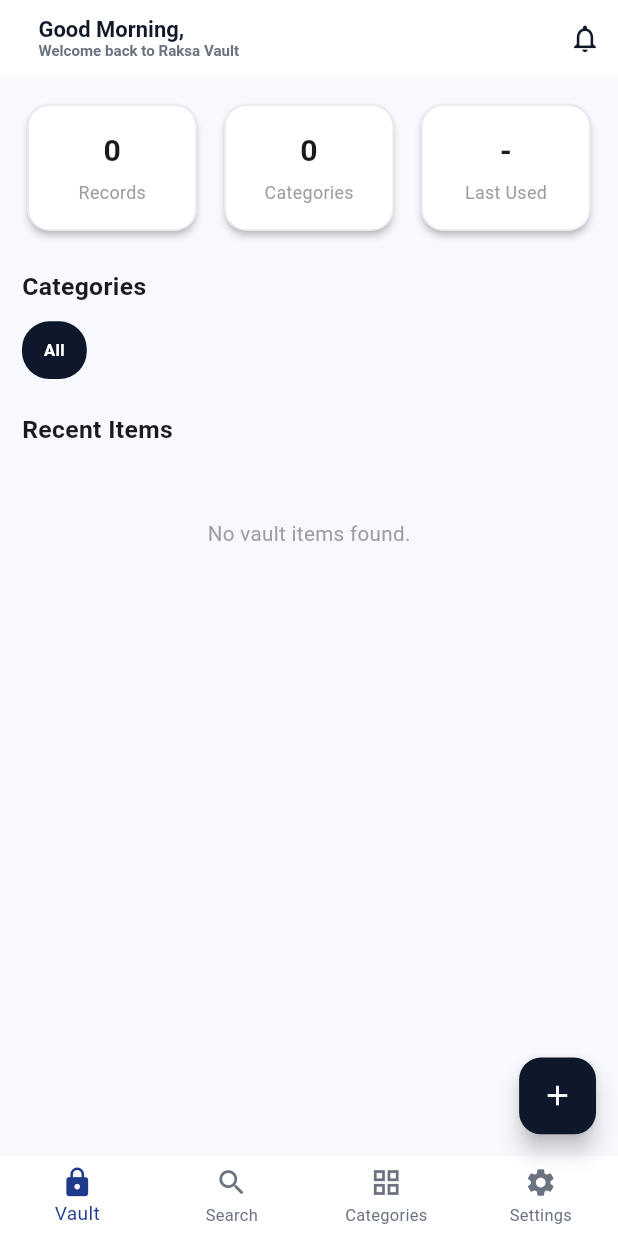
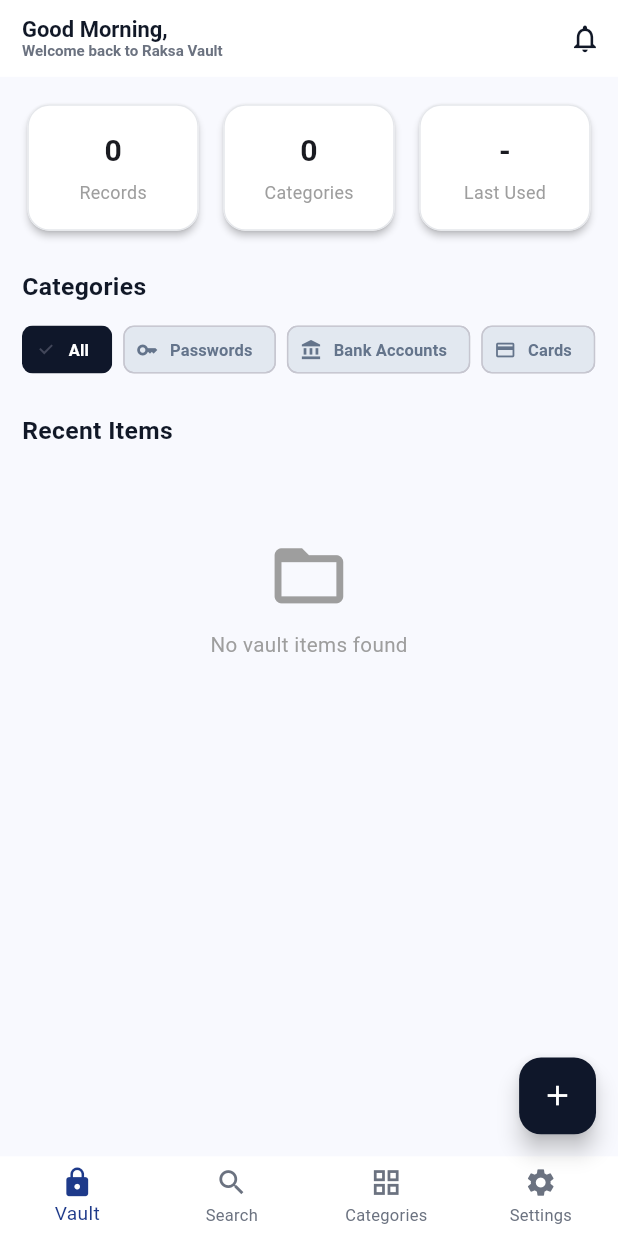
Before and after one commit to hornsovisal/raksa_vault, a Flutter app: the VaultDashboardScreen screen opened directly with empty values, on a phone screen of 412 x 824 dp. Run offline on Flutter 3.47's test engine with Material 3 defaults, Android fonts, the phone set to English and light mode, and no system bars; our stand-ins replace drift, firebase_auth, firebase_core, flutter_secure_storage, local_auth, responsive_framework; missing offline and left inert: local_auth_android, local_auth_darwin; accounts and stored records are empty; generated files the repository leaves out were written again.

Commit message:
change valut

```diff
--- a/lib/ui/screens/vault_dashboard_screen.dart
+++ b/lib/ui/screens/vault_dashboard_screen.dart
@@ -3,6 +3,7 @@
 import 'package:raksa_vault/ui/screens/record_detail_screen.dart';
 import 'package:raksa_vault/ui/theme/app_theme.dart';
 import 'package:raksa_vault/ui/widgets/custom_bottom_nav.dart';
+import 'package:raksa_vault/ui/widgets/vault_tile.dart';
 
 import '../../data/database/app_database.dart';
 import '../../data/repositories/vault_repository.dart';
@@ -20,65 +21,142 @@
   });
 
   @override
-  State<VaultDashboardScreen> createState() => _VaultDashboardScreenState();
+  State<VaultDashboardScreen> createState() {
+    return VaultDashboardScreenState();
+  }
 }
 
-class _VaultDashboardScreenState extends State<VaultDashboardScreen> {
-  late Future<List<VaultItem>> _vaultItems;
-  int _selectedIndex = 0;
-  String _selectedCategory = "All";
+class VaultDashboardScreenState extends State<VaultDashboardScreen> {
+  // future use for get all vault item
+  late Future<List<VaultItem>> vaultItems;
 
-  final FirebaseAuthService _authService = FirebaseAuthService();
+  // null mean user select all category
+  RecordCategory? selectedCategory;
+
+  // use for bottom nav current index
+  int selectedIndex = 0;
+
+  // firebase auth use to get current user
+  final FirebaseAuthService authService = FirebaseAuthService();
 
   @override
   void initState() {
     super.initState();
-    _loadVaultItems();
+
+    // load all record when dashbord open
+    loadVaultItems();
   }
 
-  void _loadVaultItems() {
-    _vaultItems = widget.repository.getAllItems(widget.userId);
+  // get all item from database
+  void loadVaultItems() {
+    vaultItems = widget.repository.getAllItems(widget.userId);
   }
 
-  Future<void> _refresh() async {
+  // refresh item after add edit or delet
+  Future<void> refreshItems() async {
     setState(() {
-      _loadVaultItems();
+      loadVaultItems();
     });
+
+    await vaultItems;
   }
 
-  IconData _getCategoryIcon(String category) {
-    switch (category.toLowerCase()) {
-      case "login":
-        return Icons.login;
-      case "card":
+  // convert category db value to enum
+  RecordCategory? getRecordCategory(String dbValue) {
+    for (final category in RecordCategory.values) {
+      if (category.dbValue == dbValue) {
+        return category;
+      }
+    }
+
+    // return null if category not found
+    return null;
+  }
+
+  // get icon base on enum category
+  IconData getCategoryIcon(RecordCategory? category) {
+    switch (category) {
+      case RecordCategory.passwords:
+        return Icons.key;
+
+      case RecordCategory.bankAccounts:
+        return Icons.account_balance;
+
+      case RecordCategory.cards:
         return Icons.credit_card;
-      case "note":
-        return Icons.note;
-      case "identity":
-        return Icons.person;
-      default:
+
+      case null:
         return Icons.lock;
     }
   }
 
+  // get category nice name for show in ui
+  String getCategoryDisplayName(String dbValue) {
+    final category = getRecordCategory(dbValue);
+
+    // if category found show display name
+    // if not found show old db value
+    return category?.displayName ?? dbValue;
+  }
+
+  // find latest record update time
+  String getLastUpdated(List<VaultItem> items) {
+    // no item mean no update time
+    if (items.isEmpty) {
+      return '-';
+    }
+
+    // copy list so we dont change orginal list
+    final sortedItems = List<VaultItem>.from(items);
+
+    // sort newest item to first
+    sortedItems.sort((first, second) {
+      return second.updatedAt.compareTo(first.updatedAt);
+    });
+
+    final latestDate = sortedItems.first.updatedAt;
+    final difference = DateTime.now().difference(latestDate);
+
+    // update less than 1 minute
+    if (difference.inMinutes < 1) {
+      return 'Now';
+    }
+
+    // update less than 1 hour
+    if (difference.inMinutes < 60) {
+      return '${difference.inMinutes}m';
+    }
+
+    // update less than 1 day
+    if (difference.inHours < 24) {
+      return '${difference.inHours}h';
+    }
+
+    // update more than 1 day
+    return '${difference.inDays}d';
+  }
+
   @override
   Widget build(BuildContext context) {
-    final user = _authService.currentUser;
+    // get current login user
+    final user = authService.currentUser;
+
+    // use User if full name not found
+    final userName = user?.fullName ?? 'User';
 
     return Scaffold(
       backgroundColor: const Color(0xFFF8F9FE),
+
+      // top app bar
       appBar: AppBar(
+        automaticallyImplyLeading: false,
         backgroundColor: Colors.white,
         elevation: 0,
-        automaticallyImplyLeading: false, // Removes the back button
-        title: Row(
-          children: [
-            const SizedBox(width: 12),
-            Column(
+        title: Column(
           crossAxisAlignment: CrossAxisAlignment.start,
           children: [
             Text(
-                  "Good Morning, ${user?.fullName}", // Dynamic Greeting
+              'Good Morning, $userName',
               style: const TextStyle(
                 color: AppColors.textDark,
                 fontSize: 16,
@@ -86,271 +164,302 @@
               ),
             ),
             const Text(
-                  "Welcome back to Raksa Vault",
+              'Welcome back to Raksa Vault',
               style: TextStyle(color: AppColors.textMuted, fontSize: 11),
-                ),
-              ],
             ),
           ],
         ),
         actions: [
           IconButton(
+            onPressed: () {
+              // notifcation action later
+            },
             icon: const Icon(
               Icons.notifications_none,
               color: AppColors.textDark,
             ),
-            onPressed: () {},
           ),
         ],
       ),
+
+      // wait database item load
       body: FutureBuilder<List<VaultItem>>(
-        future: _vaultItems,
+        future: vaultItems,
         builder: (context, snapshot) {
+          // show loading while wait data
           if (snapshot.connectionState == ConnectionState.waiting) {
             return const Center(child: CircularProgressIndicator());
           }
 
+          // show error if load item fail
           if (snapshot.hasError) {
-            return Center(child: Text(snapshot.error.toString()));
+            return Center(
+              child: Text(
+                'Error: ${snapshot.error}',
+                textAlign: TextAlign.center,
+              ),
+            );
           }
 
+          // get item or empty list
           final items = snapshot.data ?? [];
 
-          // Calculate Statistics
+          // count total record
           final totalRecords = items.length;
-          final totalCategories = items.map((e) => e.category).toSet().length;
-          String lastUpdated = "-";
 
-          if (items.isNotEmpty) {
-            final latest = items.first;
-            final diff = DateTime.now().difference(latest.updatedAt);
+          // count category that have record
+          final totalCategories = items
+              .map((item) {
+                return getRecordCategory(item.category);
+              })
+              .whereType<RecordCategory>()
+              .toSet()
+              .length;
 
-            if (diff.inMinutes < 60) {
-              lastUpdated = "${diff.inMinutes}m";
-            } else if (diff.inHours < 24) {
-              lastUpdated = "${diff.inHours}h";
+          // get latest update time
+          final lastUpdated = getLastUpdated(items);
+
+          // item after category filter
+          final List<VaultItem> filteredItems;
+
+          // null mean show all record
+          if (selectedCategory == null) {
+            filteredItems = items;
           } else {
-              lastUpdated = "${diff.inDays}d";
-            }
+            // filter record by category user select
+            filteredItems = items.where((item) {
+              return item.category == selectedCategory!.dbValue;
+            }).toList();
           }
 
-          // Build dynamic unique categories list from items
-          final categories = ["All", ...items.map((e) => e.category).toSet()];
-
-          final filteredItems = _selectedCategory == "All"
-              ? items
-              : items.where((e) => e.category == _selectedCategory).toList();
-
           return RefreshIndicator(
-            onRefresh: _refresh,
+            // pull down to refresh record
+            onRefresh: refreshItems,
             child: ListView(
               padding: const EdgeInsets.all(16),
               children: [
-                // Stat Cards Row
+                // dashbord summary card
                 Row(
                   children: [
                     Expanded(
                       child: StatCard(
-                        title: "Records",
+                        title: 'Records',
                         value: totalRecords.toString(),
                       ),
                     ),
-                    const SizedBox(width: 12),
+                    const SizedBox(width: 10),
                     Expanded(
                       child: StatCard(
-                        title: "Categories",
+                        title: 'Categories',
                         value: totalCategories.toString(),
                       ),
                     ),
-                    const SizedBox(width: 12),
+                    const SizedBox(width: 10),
                     Expanded(
-                      child: StatCard(title: "Last Used", value: lastUpdated),
+                      child: StatCard(title: 'Last Used', value: lastUpdated),
                     ),
                   ],
                 ),
+
                 const SizedBox(height: 24),
 
-                // Category Text Header
+                // category title
                 const Text(
-                  "Categories",
-                  style: TextStyle(fontSize: 18, fontWeight: FontWeight.bold),
+                  'Categories',
+                  style: TextStyle(
+                    fontSize: 18,
+                    fontWeight: FontWeight.bold,
+                    color: AppColors.textDark,
                   ),
+                ),
+
+                const SizedBox(height: 10),
+
+                // horizontal category filter
+                SizedBox(
+                  height: 45,
+                  child: ListView(
+                    scrollDirection: Axis.horizontal,
+                    children: [
+                      // all category button
+                      Padding(
+                        padding: const EdgeInsets.only(right: 8),
+                        child: ChoiceChip(
+                          label: const Text('All'),
+
+                          // null mean all category selected
+                          selected: selectedCategory == null,
+
+                          selectedColor: const Color(0xFF0F172A),
+                          backgroundColor: const Color(0xFFE2E8F0),
+
+                          labelStyle: TextStyle(
+                            color: selectedCategory == null
+                                ? Colors.white
+                                : const Color(0xFF64748B),
+                            fontWeight: FontWeight.w600,
+                            fontSize: 12,
+                          ),
+
+                          onSelected: (_) {
+                            setState(() {
+                              // select all category
+                              selectedCategory = null;
+                            });
+                          },
+                        ),
+                      ),
+
+                      // create chip from enum category
+                      ...RecordCategory.values.map((category) {
+                        final isSelected = selectedCategory == category;
+
+                        return Padding(
+                          padding: const EdgeInsets.only(right: 8),
+                          child: ChoiceChip(
+                            // category icon
+                            avatar: Icon(
+                              getCategoryIcon(category),
+                              size: 16,
+                              color: isSelected
+                                  ? Colors.white
+                                  : const Color(0xFF64748B),
+                            ),
+
+                            // show enum display name
+                            label: Text(category.displayName),
+
+                            selected: isSelected,
+                            selectedColor: const Color(0xFF0F172A),
+                            backgroundColor: const Color(0xFFE2E8F0),
+
+                            labelStyle: TextStyle(
+                              color: isSelected
+                                  ? Colors.white
+                                  : const Color(0xFF64748B),
+                              fontWeight: FontWeight.w600,
+                              fontSize: 12,
+                            ),
+
+                            onSelected: (_) {
+                              setState(() {
+                                // save category user select
+                                selectedCategory = category;
+                              });
+                            },
+                          ),
+                        );
+                      }),
+                    ],
+                  ),
+                ),
+
+                const SizedBox(height: 24),
+
+                // recent item title
+                const Text(
+                  'Recent Items',
+                  style: TextStyle(
+                    fontSize: 18,
+                    fontWeight: FontWeight.bold,
+                    color: AppColors.textDark,
+                  ),
+                ),
+
                 const SizedBox(height: 12),
 
-                // Horizontal Dynamic Filter Chips
-                SizedBox(
-                  height: 42,
-                  child: ListView.builder(
-                    scrollDirection: Axis.horizontal,
-                    itemCount: categories.length,
-                    itemBuilder: (context, index) {
-                      final category = categories[index];
-                      final isSelected = _selectedCategory == category;
-                      return GestureDetector(
-                        onTap: () {
-                          setState(() {
-                            _selectedCategory = category;
-                          });
-                        },
-                        child: _buildChip(category, isSelected),
+                // show empty ui if no item found
+                if (filteredItems.isEmpty)
+                  const Padding(
+                    padding: EdgeInsets.symmetric(vertical: 50),
+                    child: Column(
+                      children: [
+                        Icon(Icons.folder_open, size: 60, color: Colors.grey),
+                        SizedBox(height: 10),
+                        Text(
+                          'No vault items found',
+                          style: TextStyle(color: Colors.grey, fontSize: 15),
+                        ),
+                      ],
+                    ),
+                  )
+                else
+                  // loop all filter item and make tile
+                  ...filteredItems.map((item) {
+                    // convert item db category to enum
+                    final category = getRecordCategory(item.category);
+
+                    return VaultTile(
+                      title: item.title,
+
+                      // show category if description empty
+                      subtitle: item.description.isEmpty
+                          ? getCategoryDisplayName(item.category)
+                          : item.description,
+
+                      // show icon base on category
+                      leadingIcon: Icon(
+                        getCategoryIcon(category),
+                        color: AppColors.primary,
+                      ),
+
+                      onTap: () async {
+                        // open record detail screeen
+                        await Navigator.push(
+                          context,
+                          MaterialPageRoute(
+                            builder: (context) {
+                              return RecordDetailScreen(
+                                item: item,
+                                repository: widget.repository,
                               );
                             },
                           ),
-                ),
-                const SizedBox(height: 24),
+                        );
 
-                // Recent Items Header
-                const Text(
-                  "Recent Items",
-                  style: TextStyle(fontSize: 18, fontWeight: FontWeight.bold),
-                ),
-                const SizedBox(height: 12),
-
-                if (filteredItems.isEmpty)
-                  const Padding(
-                    padding: EdgeInsets.symmetric(vertical: 40),
-                    child: Center(
-                      child: Text(
-                        "No vault items found.",
-                        style: TextStyle(fontSize: 15, color: Colors.grey),
-                      ),
-                    ),
-                  )
-                else
-                  ...filteredItems.map(
-                    (item) => Padding(
-                      padding: const EdgeInsets.only(bottom: 12),
-                      child: GestureDetector(
-                        onTap: () async {
-                          await Navigator.push(
-                            context,
-                            MaterialPageRoute(
-                              builder: (_) => RecordDetailScreen(
-                                item: item,
-                                repository: widget.repository,
-                              ),
-                            ),
+                        // refresh if record edit or delet
+                        await refreshItems();
+                      },
                     );
-                          _refresh();
-                        },
-                        child: _buildListItem(item),
-                      ),
-                    ),
-                  ),
+                  }),
               ],
             ),
           );
         },
       ),
+
+      // add new record button
       floatingActionButton: FloatingActionButton(
         backgroundColor: const Color(0xFF0F172A),
-        shape: RoundedRectangleBorder(borderRadius: BorderRadius.circular(16)),
         onPressed: () async {
+          // open add record screeen
           final result = await Navigator.push(
             context,
             MaterialPageRoute(
-              builder: (_) => AddRecordScreen(userId: widget.userId),
+              builder: (context) {
+                return AddRecordScreen(userId: widget.userId);
+              },
             ),
           );
+
+          // refresh after new record save
           if (result == true) {
-            await _refresh();
+            await refreshItems();
           }
         },
         child: const Icon(Icons.add, color: Colors.white),
       ),
+
+      // custom bottom navigation
       bottomNavigationBar: CustomBottomNav(
-        currentIndex: _selectedIndex,
+        currentIndex: selectedIndex,
         onTap: (index) {
           setState(() {
-            _selectedIndex = index;
+            // change selected nav index
+            selectedIndex = index;
           });
         },
       ),
     );
   }
-
-  // Helper method representing custom design of chips
-  Widget _buildChip(String label, bool isSelected) {
-    return Container(
-      margin: const EdgeInsets.only(right: 8),
-      padding: const EdgeInsets.symmetric(horizontal: 16, vertical: 8),
-      decoration: BoxDecoration(
-        color: isSelected ? const Color(0xFF0F172A) : const Color(0xFFE2E8F0),
-        borderRadius: BorderRadius.circular(20),
-      ),
-      child: Center(
-        child: Text(
-          label,
-          style: TextStyle(
-            color: isSelected ? Colors.white : const Color(0xFF64748B),
-            fontWeight: FontWeight.w600,
-            fontSize: 12,
-          ),
-        ),
-      ),
-    );
 }
-
-  // Helper method representing custom design of list item
-  Widget _buildListItem(VaultItem record) {
-    IconData icon = _getCategoryIcon(record.category);
-    Color bgColor;
-    Color iconColor;
-
-    if (record.category.toLowerCase().contains('bank') ||
-        record.category.toLowerCase().contains('card')) {
-      bgColor = const Color(0xFFD1FAE5);
-      iconColor = const Color(0xFF059669);
-    } else {
-      bgColor = const Color(0xFFEFF6FF);
-      iconColor = const Color(0xFF1E3A8A);
-    }
-
-    return Container(
-      padding: const EdgeInsets.all(12),
-      decoration: BoxDecoration(
-        color: Colors.white,
-        borderRadius: BorderRadius.circular(12),
-        border: Border.all(color: Colors.grey),
-      ),
-      child: Row(
-        children: [
-          Container(
-            padding: const EdgeInsets.all(12),
-            decoration: BoxDecoration(
-              color: bgColor,
-              borderRadius: BorderRadius.circular(8),
-            ),
-            child: Icon(icon, color: iconColor, size: 20),
-          ),
-          const SizedBox(width: 16),
-          Expanded(
-            child: Column(
-              crossAxisAlignment: CrossAxisAlignment.start,
-              children: [
-                Text(
-                  record.title,
-                  style: const TextStyle(
-                    fontWeight: FontWeight.w600,
-                    fontSize: 14,
-                    color: Color(0xFF1E293B),
-                  ),
-                ),
-                const SizedBox(height: 4),
-                Text(
-                  record.description.isEmpty ? "••••••••" : record.description,
-                  style: const TextStyle(
-                    fontSize: 12,
-                    color: Color(0xFF64748B),
-                    fontFamily: 'monospace',
-                  ),
-                ),
-              ],
-            ),
-          ),
-          const Icon(Icons.more_vert, color: Colors.grey),
-        ],
-      ),
-    );
-  }
-}
```
Also changed, not shown: lib/ui/widgets/vault_tile.dart (+4 -4 lines), pubspec.lock. Lines whose indentation alone changed are shown as unchanged.
